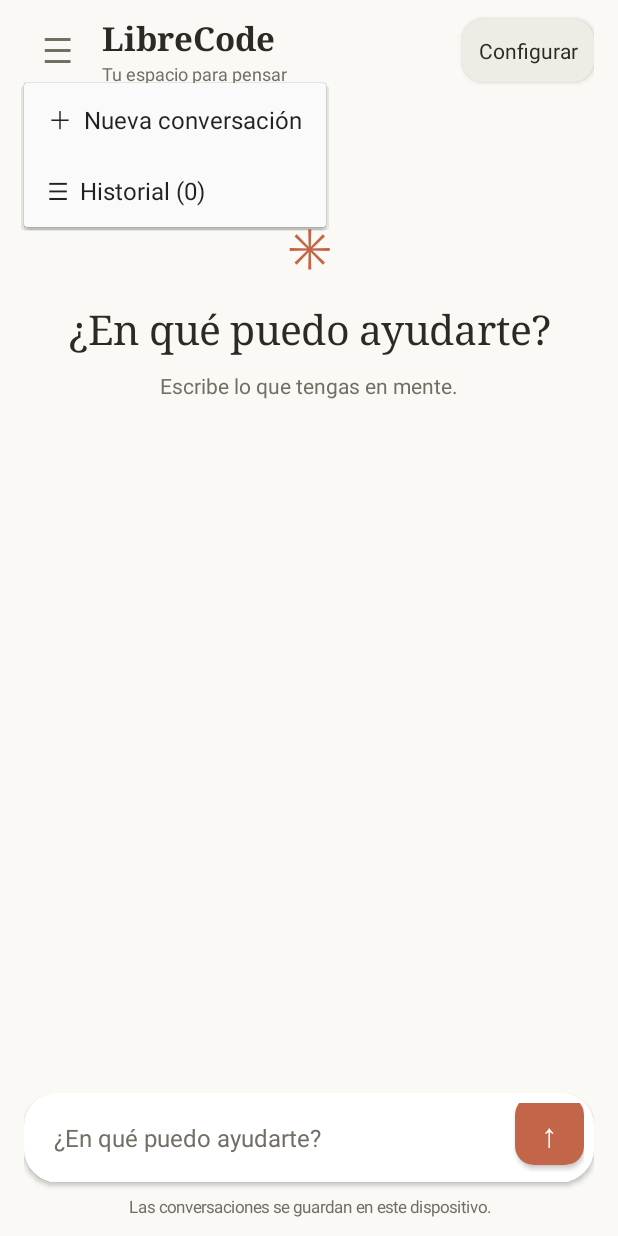
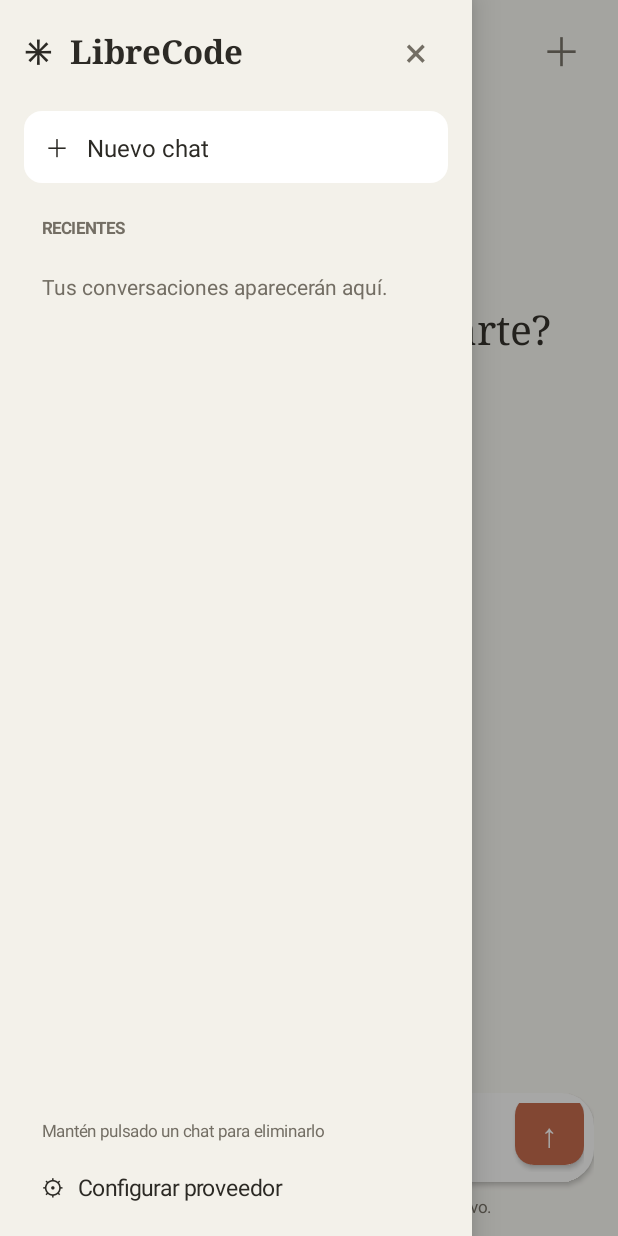
Before and after one commit to francoDev-Ddgh/LibreCode, an Android app: the screen it shows after launch (MainActivity), after a tap on an icon or button, on a phone screen of 412 x 824 dp. Run offline under Robolectric (Android 15) with nearby library versions, the phone set to English and light mode, and no system bars; libraries missing offline, so code that uses them is left out: io.noties.markwon.

Commit message:
Replace menu with Claude-inspired sliding history panel

```diff
--- a/app/src/main/java/com/librecode/app/MainActivity.kt
+++ b/app/src/main/java/com/librecode/app/MainActivity.kt
@@ -32,6 +32,8 @@ class MainActivity : Activity() {
     private val accent = Color.rgb(195, 101, 72)
     private val panel = Color.rgb(238, 236, 228)
     private lateinit var root: LinearLayout
+    private lateinit var screen: FrameLayout
+    private var drawerOverlay: FrameLayout? = null
     private lateinit var transcript: LinearLayout
     private lateinit var scroller: ScrollView
     private lateinit var composer: EditText
@@ -84,12 +86,13 @@ class MainActivity : Activity() {
             }
             insets
         }
-        setContentView(root)
+        screen = FrameLayout(this).apply { addView(root) }
+        setContentView(screen)
         loadHistory()
         buildScreen()
         val restoredId = savedInstanceState?.getString("chatId")
         chats.find { it.id == restoredId }?.let { openChat(it) }
-        showProviderDialog()
+        if (prefs.getString("key", "").isNullOrBlank()) showProviderDialog()
     }
     private fun dp(n: Int) = (resources.displayMetrics.density * n).toInt()
     private fun shape(color: Int, radius: Int = 18) = GradientDrawable().apply { setColor(color); cornerRadius = dp(radius).toFloat() }
@@ -99,7 +102,7 @@ class MainActivity : Activity() {
         val header = LinearLayout(this).apply { gravity = Gravity.CENTER_VERTICAL; setPadding(dp(16), dp(10), dp(16), dp(10)) }
         val menu = text("☰", 23f, muted).apply {
             gravity = Gravity.CENTER; contentDescription = "Abrir menú e historial"
-            background = shape(bg, 14); setOnClickListener { if (!busy) showMenu(this) else Toast.makeText(this@MainActivity, "Espera la respuesta actual.", Toast.LENGTH_SHORT).show() }
+            background = shape(bg, 14); setOnClickListener { showDrawer() }
         }
         header.addView(menu, LinearLayout.LayoutParams(dp(44), dp(44)))
         val brand = LinearLayout(this).apply { orientation = LinearLayout.VERTICAL; setPadding(dp(8), 0, 0, 0) }
@@ -107,7 +110,10 @@ class MainActivity : Activity() {
         title = text("Tu espacio para pensar", 12f, muted)
         brand.addView(title)
         header.addView(brand, LinearLayout.LayoutParams(0, -2, 1f))
-        header.addView(button("Configurar").apply { setOnClickListener { if (!busy) showProviderDialog() } }, LinearLayout.LayoutParams(-2, dp(42)))
+        header.addView(text("＋", 26f, muted).apply {
+            gravity = Gravity.CENTER; contentDescription = "Nueva conversación"
+            setOnClickListener { if (!busy) newChat() else Toast.makeText(this@MainActivity, "Espera la respuesta actual.", Toast.LENGTH_SHORT).show() }
+        }, LinearLayout.LayoutParams(dp(44), dp(44)))
         root.addView(header)
         scroller = ScrollView(this).apply { isFillViewport = true; clipToPadding = false }
         transcript = LinearLayout(this).apply { orientation = LinearLayout.VERTICAL; setPadding(dp(22), dp(18), dp(22), dp(18)) }
@@ -152,41 +158,89 @@ class MainActivity : Activity() {
         transcript.removeAllViews()
         if (messages.isEmpty()) showWelcome() else messages.forEach { (role, value) -> addMessage(role, value) }
     }
-    private fun showMenu(anchor: View) {
-        val popup = PopupMenu(this, anchor)
-        popup.menu.add("＋  Nueva conversación").setOnMenuItemClickListener { newChat(); true }
-        popup.menu.add("☰  Historial (${chats.size})").setOnMenuItemClickListener { showHistory(); true }
-        popup.show()
+    private fun closeDrawer() {
+        val overlay = drawerOverlay ?: return
+        drawerOverlay = null
+        screen.removeView(overlay)
     }
+    private fun showDrawer() {
+        if (drawerOverlay != null) return
+        val overlay = FrameLayout(this)
+        val shade = View(this).apply {
+            setBackgroundColor(Color.argb(95, 20, 19, 17)); contentDescription = "Cerrar panel"
+            setOnClickListener { closeDrawer() }
+        }
+        overlay.addView(shade, FrameLayout.LayoutParams(-1, -1))
+        val drawer = LinearLayout(this).apply {
+            orientation = LinearLayout.VERTICAL; setBackgroundColor(Color.rgb(243, 241, 234))
+            elevation = dp(12).toFloat(); isClickable = true
+        }
+        val insets = root.rootWindowInsets
+        val topInset = if (insets != null) {
+            if (Build.VERSION.SDK_INT >= 30) insets.getInsets(WindowInsets.Type.systemBars() or WindowInsets.Type.displayCutout()).top
+            else @Suppress("DEPRECATION") insets.systemWindowInsetTop
+        } else 0
+        val bottomInset = if (insets != null) {
+            if (Build.VERSION.SDK_INT >= 30) insets.getInsets(WindowInsets.Type.systemBars()).bottom
+            else @Suppress("DEPRECATION") insets.systemWindowInsetBottom
+        } else 0
+        drawer.setPadding(dp(16), topInset + dp(12), dp(16), bottomInset + dp(12))
+        val header = LinearLayout(this).apply { gravity = Gravity.CENTER_VERTICAL }
+        header.addView(text("✳  LibreCode", 22f).apply { typeface = Typeface.create("serif", Typeface.BOLD) }, LinearLayout.LayoutParams(0, -2, 1f))
+        header.addView(text("×", 27f, muted).apply { gravity = Gravity.CENTER; contentDescription = "Cerrar panel"; setOnClickListener { closeDrawer() } }, LinearLayout.LayoutParams(dp(44), dp(44)))
+        drawer.addView(header)
+        val new = text("＋   Nuevo chat", 16f, ink).apply {
+            gravity = Gravity.CENTER_VERTICAL; setPadding(dp(14), 0, dp(10), 0); background = shape(Color.WHITE, 12)
+            setOnClickListener { if (busy) Toast.makeText(this@MainActivity, "Espera la respuesta actual.", Toast.LENGTH_SHORT).show() else { newChat(); closeDrawer() } }
+        }
+        drawer.addView(new, LinearLayout.LayoutParams(-1, dp(48)).apply { topMargin = dp(18); bottomMargin = dp(22) })
+        drawer.addView(text("RECIENTES", 11f, muted).apply { typeface = Typeface.DEFAULT_BOLD; setPadding(dp(12), 0, 0, dp(10)) })
+        val scroll = ScrollView(this).apply { isFillViewport = false }
+        val list = LinearLayout(this).apply { orientation = LinearLayout.VERTICAL }
+        val ordered = chats.sortedByDescending { it.time }
+        if (ordered.isEmpty()) list.addView(text("Tus conversaciones aparecerán aquí.", 14f, muted).apply { setPadding(dp(12), dp(12), dp(8), 0) })
+        ordered.forEach { chat ->
+            val item = text(chat.title, 15f, ink).apply {
+                maxLines = 2; ellipsize = android.text.TextUtils.TruncateAt.END; gravity = Gravity.CENTER_VERTICAL
+                setPadding(dp(12), dp(10), dp(8), dp(10))
+                if (chat.id == chatId) background = shape(Color.rgb(229, 226, 216), 10)
+                contentDescription = "Abrir conversación: ${chat.title}. Mantén pulsado para eliminar."
+                setOnClickListener {
+                    if (busy) Toast.makeText(this@MainActivity, "Espera la respuesta actual.", Toast.LENGTH_SHORT).show()
+                    else { openChat(chat); closeDrawer(); Toast.makeText(this@MainActivity, "Se usará el proveedor configurado actualmente.", Toast.LENGTH_SHORT).show() }
+                }
+                setOnLongClickListener {
+                    if (busy) Toast.makeText(this@MainActivity, "Espera la respuesta actual.", Toast.LENGTH_SHORT).show()
+                    else AlertDialog.Builder(this@MainActivity).setTitle("Eliminar conversación")
+                        .setMessage("¿Eliminar «${chat.title}» del dispositivo?")
+                        .setPositiveButton("Eliminar") { _, _ -> chats.removeAll { it.id == chat.id }; saveHistory(); if (chatId == chat.id) newChat(); closeDrawer(); showDrawer() }
+                        .setNegativeButton("Cancelar", null).show()
+                    true
+                }
+            }
+            list.addView(item, LinearLayout.LayoutParams(-1, -2).apply { bottomMargin = dp(3) })
+        }
+        scroll.addView(list)
+        drawer.addView(scroll, LinearLayout.LayoutParams(-1, 0, 1f))
+        drawer.addView(text("Mantén pulsado un chat para eliminarlo", 11f, muted).apply { setPadding(dp(12), dp(10), 0, dp(10)) })
+        drawer.addView(text("⚙   Configurar proveedor", 15f, ink).apply {
+            gravity = Gravity.CENTER_VERTICAL; setPadding(dp(12), dp(10), 0, dp(10))
+            setOnClickListener { if (busy) Toast.makeText(this@MainActivity, "Espera la respuesta actual.", Toast.LENGTH_SHORT).show() else { closeDrawer(); showProviderDialog() } }
+        })
+        val width = minOf(dp(315), (resources.displayMetrics.widthPixels * .86f).toInt())
+        overlay.addView(drawer, FrameLayout.LayoutParams(width, -1, Gravity.START))
+        screen.addView(overlay, FrameLayout.LayoutParams(-1, -1))
+        drawerOverlay = overlay
+        drawer.translationX = -width.toFloat()
+        drawer.animate().translationX(0f).setDuration(200).start()
+    }
+    @Deprecated("Deprecated in Android")
+    override fun onBackPressed() { if (drawerOverlay != null) closeDrawer() else super.onBackPressed() }
     private fun newChat() {
         chatId = UUID.randomUUID().toString(); messages.clear(); composer.setText(""); showWelcome()
     }
     private fun openChat(chat: Chat) {
         chatId = chat.id; messages.clear(); messages.addAll(chat.entries); composer.setText(""); renderConversation()
-    }
-    private fun showHistory() {
-        if (chats.isEmpty()) { Toast.makeText(this, "Aún no hay conversaciones guardadas.", Toast.LENGTH_SHORT).show(); return }
-        val ordered = chats.sortedByDescending { it.time }
-        val labels = ordered.map { it.title }.toTypedArray()
-        val dialog = AlertDialog.Builder(this).setTitle("Historial local")
-            .setItems(labels) { _, which -> openChat(ordered[which]); Toast.makeText(this, "Se usará el proveedor configurado actualmente.", Toast.LENGTH_SHORT).show() }
-            .setNegativeButton("Cerrar", null).create()
-        dialog.setOnShowListener {
-            dialog.listView.setOnItemLongClickListener { _, _, position, _ ->
-                val chat = ordered[position]
-                AlertDialog.Builder(this).setTitle("Eliminar conversación")
-                    .setMessage("¿Eliminar «${chat.title}» del dispositivo?")
-                    .setPositiveButton("Eliminar") { _, _ ->
-                        chats.removeAll { it.id == chat.id }
-                        saveHistory()
-                        if (chatId == chat.id) newChat()
-                        dialog.dismiss()
-                    }.setNegativeButton("Cancelar", null).show()
-                true
-            }
-        }
-        dialog.show()
-        Toast.makeText(this, "Mantén pulsada una conversación para eliminarla.", Toast.LENGTH_LONG).show()
     }
     private fun loadHistory() {
         if (!historyFile.baseFile.exists()) return
```
Also changed, not shown: 1 other file.
